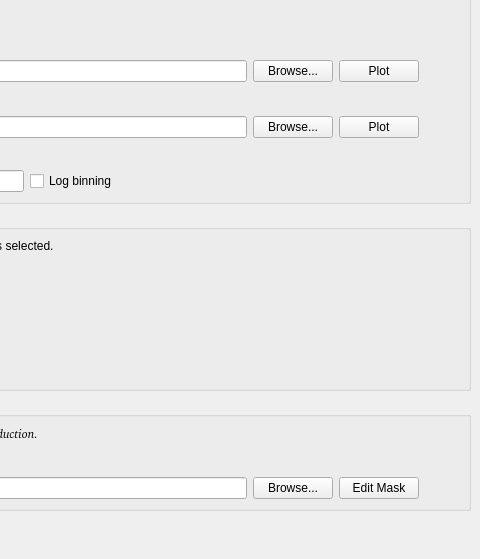
mantidproject/mantid, file Code/Mantid/scripts/Interface/ui/sans/hfir_instrument.ui: the form before one commit; both pictures show x 546 to 1026 and y 115 to 674 of the 1026 by 1152 pixel window.
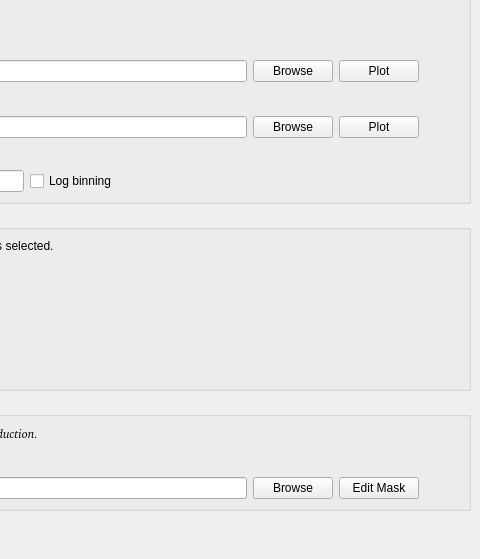
The form after the commit.

What changed in the file:
```diff
--- a/Code/Mantid/scripts/Interface/ui/sans/hfir_instrument.ui
+++ b/Code/Mantid/scripts/Interface/ui/sans/hfir_instrument.ui
@@ -398,7 +398,7 @@
                <string>Click to browse.</string>
               </property>
               <property name="text">
-               <string>Browse...</string>
+               <string>Browse</string>
               </property>
              </widget>
             </item>
@@ -601,7 +601,7 @@
                <string>Click to browse.</string>
               </property>
               <property name="text">
-               <string>Browse...</string>
+               <string>Browse</string>
               </property>
              </widget>
             </item>
@@ -1122,7 +1122,7 @@
                  <string>Click to browse.</string>
                 </property>
                 <property name="text">
-                 <string>Browse...</string>
+                 <string>Browse</string>
                 </property>
                </widget>
               </item>
```
Left out of the diff: 9 changed lines with no effect on the pictures.
